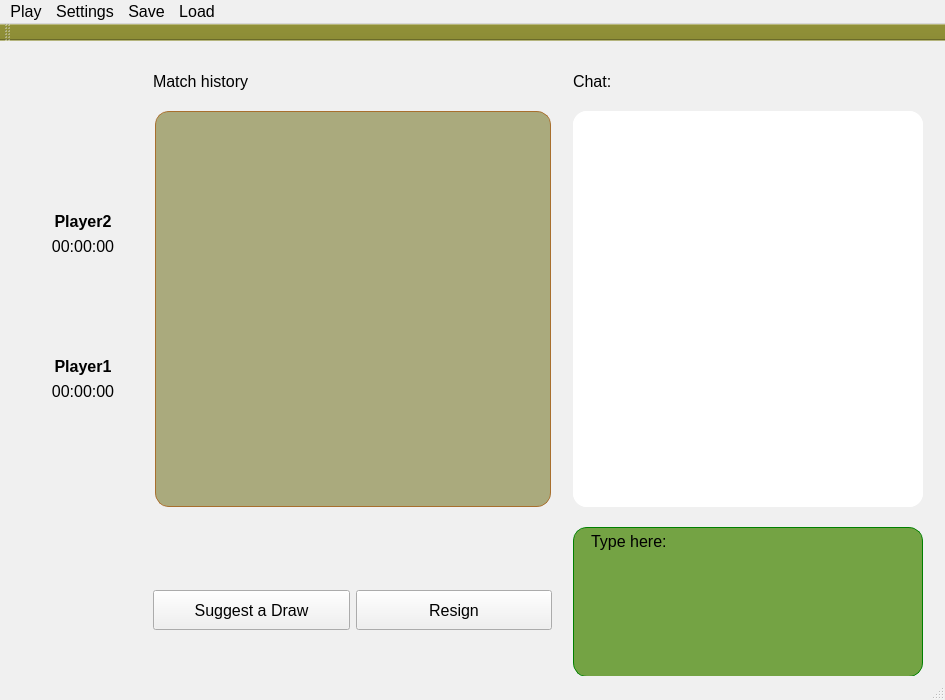
First picture: the form in windows/mainwindow.ui, repository redmms/mercury_chess, before the edit.
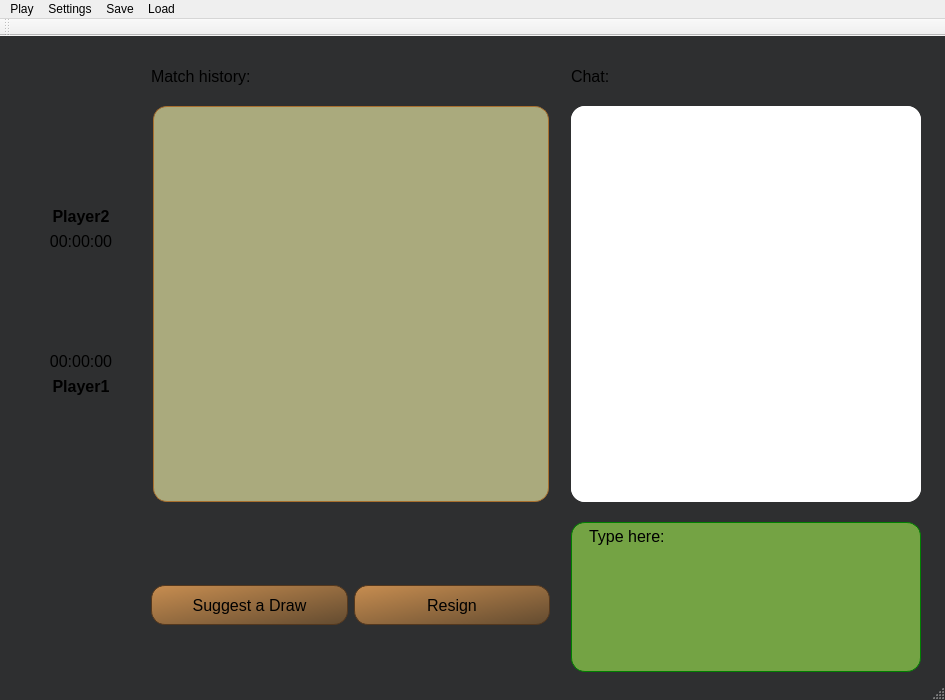
Second picture: the form after the edit. Icons and pictures are not drawn.

Commit message: Add QPushButton qss

What changed in the file:
```diff
--- a/windows/mainwindow.ui
+++ b/windows/mainwindow.ui
@@ -108,27 +108,27 @@
      <colorrole role="WindowText">
       <brush brushstyle="SolidPattern">
        <color alpha="255">
-        <red>0</red>
-        <green>0</green>
-        <blue>0</blue>
+        <red>208</red>
+        <green>208</green>
+        <blue>208</blue>
        </color>
       </brush>
      </colorrole>
      <colorrole role="Button">
       <brush brushstyle="SolidPattern">
        <color alpha="255">
-        <red>240</red>
-        <green>240</green>
-        <blue>240</blue>
+        <red>64</red>
+        <green>65</green>
+        <blue>66</blue>
        </color>
       </brush>
      </colorrole>
      <colorrole role="Text">
       <brush brushstyle="SolidPattern">
        <color alpha="255">
-        <red>0</red>
-        <green>0</green>
-        <blue>0</blue>
+        <red>208</red>
+        <green>208</green>
+        <blue>208</blue>
        </color>
       </brush>
      </colorrole>
@@ -136,44 +136,44 @@
       <brush brushstyle="SolidPattern">
        <color alpha="255">
         <red>255</red>
-        <green>255</green>
-        <blue>255</blue>
+        <green>51</green>
+        <blue>51</blue>
        </color>
       </brush>
      </colorrole>
      <colorrole role="ButtonText">
       <brush brushstyle="SolidPattern">
        <color alpha="255">
-        <red>0</red>
-        <green>0</green>
-        <blue>0</blue>
+        <red>208</red>
+        <green>208</green>
+        <blue>208</blue>
        </color>
       </brush>
      </colorrole>
      <colorrole role="Base">
       <brush brushstyle="SolidPattern">
        <color alpha="255">
-        <red>255</red>
-        <green>255</green>
-        <blue>255</blue>
+        <red>46</red>
+        <green>47</green>
+        <blue>48</blue>
        </color>
       </brush>
      </colorrole>
      <colorrole role="Window">
       <brush brushstyle="SolidPattern">
        <color alpha="255">
-        <red>240</red>
-        <green>240</green>
-        <blue>240</blue>
+        <red>46</red>
+        <green>47</green>
+        <blue>48</blue>
        </color>
       </brush>
      </colorrole>
      <colorrole role="ToolTipText">
       <brush brushstyle="SolidPattern">
        <color alpha="255">
-        <red>0</red>
-        <green>0</green>
-        <blue>0</blue>
+        <red>208</red>
+        <green>208</green>
+        <blue>208</blue>
        </color>
       </brush>
      </colorrole>
@@ -245,9 +245,9 @@
      <colorrole role="ToolTipText">
       <brush brushstyle="SolidPattern">
        <color alpha="255">
-        <red>0</red>
-        <green>0</green>
-        <blue>0</blue>
+        <red>208</red>
+        <green>208</green>
+        <blue>208</blue>
        </color>
       </brush>
      </colorrole>
@@ -269,10 +269,18 @@
    <enum>Qt::LeftToRight</enum>
   </property>
   <property name="autoFillBackground">
-   <bool>true</bool>
+   <bool>false</bool>
   </property>
   <property name="styleSheet">
-   <string notr="true"/>
+   <string notr="true">QPushButton{
+background-color: qlineargradient(x1: 0,y1: 0, x2: 1, y2: 1, stop: 0 #C78D50, stop: 1 #634b30 );
+border: 1 solid #54381E;
+border-radius: 14px;
+text-shadow: 1px 1px 0px #2f6627;
+
+}:pressed{
+background-color: qlineargradient(x1: 0, y1: 0, x2: 1, y2: 1, stop: 0 #634b30, stop: 1 #C78D50 );
+}</string>
   </property>
   <widget class="QWidget" name="centralWidget">
    <property name="sizePolicy">
@@ -294,6 +302,9 @@
      <property name="sizeConstraint">
       <enum>QLayout::SetMinimumSize</enum>
      </property>
+     <property name="rightMargin">
+      <number>20</number>
+     </property>
      <property name="spacing">
       <number>20</number>
      </property>
@@ -328,7 +339,7 @@
 </string>
        </property>
        <property name="text">
-        <string>Match history</string>
+        <string>Match history:</string>
        </property>
       </widget>
      </item>
@@ -370,34 +381,187 @@
           <palette>
            <active>
             <colorrole role="Button">
-             <brush brushstyle="SolidPattern">
-              <color alpha="255">
-               <red>227</red>
-               <green>227</green>
-               <blue>227</blue>
-              </color>
+             <brush brushstyle="LinearGradientPattern">
+              <gradient startx="0.000000000000000" starty="0.000000000000000" endx="1.000000000000000" endy="1.000000000000000" type="LinearGradient" spread="PadSpread" coordinatemode="ObjectBoundingMode">
+               <gradientstop position="0.000000000000000">
+                <color alpha="255">
+                 <red>199</red>
+                 <green>141</green>
+                 <blue>80</blue>
+                </color>
+               </gradientstop>
+               <gradientstop position="1.000000000000000">
+                <color alpha="255">
+                 <red>99</red>
+                 <green>75</green>
+                 <blue>48</blue>
+                </color>
+               </gradientstop>
+              </gradient>
+             </brush>
+            </colorrole>
+            <colorrole role="Base">
+             <brush brushstyle="LinearGradientPattern">
+              <gradient startx="0.000000000000000" starty="0.000000000000000" endx="1.000000000000000" endy="1.000000000000000" type="LinearGradient" spread="PadSpread" coordinatemode="ObjectBoundingMode">
+               <gradientstop position="0.000000000000000">
+                <color alpha="255">
+                 <red>199</red>
+                 <green>141</green>
+                 <blue>80</blue>
+                </color>
+               </gradientstop>
+               <gradientstop position="1.000000000000000">
+                <color alpha="255">
+                 <red>99</red>
+                 <green>75</green>
+                 <blue>48</blue>
+                </color>
+               </gradientstop>
+              </gradient>
+             </brush>
+            </colorrole>
+            <colorrole role="Window">
+             <brush brushstyle="LinearGradientPattern">
+              <gradient startx="0.000000000000000" starty="0.000000000000000" endx="1.000000000000000" endy="1.000000000000000" type="LinearGradient" spread="PadSpread" coordinatemode="ObjectBoundingMode">
+               <gradientstop position="0.000000000000000">
+                <color alpha="255">
+                 <red>199</red>
+                 <green>141</green>
+                 <blue>80</blue>
+                </color>
+               </gradientstop>
+               <gradientstop position="1.000000000000000">
+                <color alpha="255">
+                 <red>99</red>
+                 <green>75</green>
+                 <blue>48</blue>
+                </color>
+               </gradientstop>
+              </gradient>
              </brush>
             </colorrole>
            </active>
            <inactive>
             <colorrole role="Button">
-             <brush brushstyle="SolidPattern">
-              <color alpha="255">
-               <red>240</red>
-               <green>240</green>
-               <blue>240</blue>
-              </color>
+             <brush brushstyle="LinearGradientPattern">
+              <gradient startx="0.000000000000000" starty="0.000000000000000" endx="1.000000000000000" endy="1.000000000000000" type="LinearGradient" spread="PadSpread" coordinatemode="ObjectBoundingMode">
+               <gradientstop position="0.000000000000000">
+                <color alpha="255">
+                 <red>199</red>
+                 <green>141</green>
+                 <blue>80</blue>
+                </color>
+               </gradientstop>
+               <gradientstop position="1.000000000000000">
+                <color alpha="255">
+                 <red>99</red>
+                 <green>75</green>
+                 <blue>48</blue>
+                </color>
+               </gradientstop>
+              </gradient>
+             </brush>
+            </colorrole>
+            <colorrole role="Base">
+             <brush brushstyle="LinearGradientPattern">
+              <gradient startx="0.000000000000000" starty="0.000000000000000" endx="1.000000000000000" endy="1.000000000000000" type="LinearGradient" spread="PadSpread" coordinatemode="ObjectBoundingMode">
+               <gradientstop position="0.000000000000000">
+                <color alpha="255">
+                 <red>199</red>
+                 <green>141</green>
+                 <blue>80</blue>
+                </color>
+               </gradientstop>
+               <gradientstop position="1.000000000000000">
+                <color alpha="255">
+                 <red>99</red>
+                 <green>75</green>
+                 <blue>48</blue>
+                </color>
+               </gradientstop>
+              </gradient>
+             </brush>
+            </colorrole>
+            <colorrole role="Window">
+             <brush brushstyle="LinearGradientPattern">
+              <gradient startx="0.000000000000000" starty="0.000000000000000" endx="1.000000000000000" endy="1.000000000000000" type="LinearGradient" spread="PadSpread" coordinatemode="ObjectBoundingMode">
+               <gradientstop position="0.000000000000000">
+                <color alpha="255">
+                 <red>199</red>
+                 <green>141</green>
+                 <blue>80</blue>
+                </color>
+               </gradientstop>
+               <gradientstop position="1.000000000000000">
+                <color alpha="255">
+                 <red>99</red>
+                 <green>75</green>
+                 <blue>48</blue>
+                </color>
+               </gradientstop>
+              </gradient>
              </brush>
             </colorrole>
            </inactive>
            <disabled>
             <colorrole role="Button">
-             <brush brushstyle="SolidPattern">
-              <color alpha="255">
-               <red>227</red>
-               <green>227</green>
-               <blue>227</blue>
-              </color>
+             <brush brushstyle="LinearGradientPattern">
+              <gradient startx="0.000000000000000" starty="0.000000000000000" endx="1.000000000000000" endy="1.000000000000000" type="LinearGradient" spread="PadSpread" coordinatemode="ObjectBoundingMode">
+               <gradientstop position="0.000000000000000">
+                <color alpha="255">
+                 <red>199</red>
+                 <green>141</green>
+                 <blue>80</blue>
+                </color>
+               </gradientstop>
+               <gradientstop position="1.000000000000000">
+                <color alpha="255">
+                 <red>99</red>
+                 <green>75</green>
+                 <blue>48</blue>
+                </color>
+               </gradientstop>
+              </gradient>
+             </brush>
+            </colorrole>
+            <colorrole role="Base">
+             <brush brushstyle="LinearGradientPattern">
+              <gradient startx="0.000000000000000" starty="0.000000000000000" endx="1.000000000000000" endy="1.000000000000000" type="LinearGradient" spread="PadSpread" coordinatemode="ObjectBoundingMode">
+               <gradientstop position="0.000000000000000">
+                <color alpha="255">
+                 <red>199</red>
+                 <green>141</green>
+                 <blue>80</blue>
+                </color>
+               </gradientstop>
+               <gradientstop position="1.000000000000000">
+                <color alpha="255">
+                 <red>99</red>
+                 <green>75</green>
+                 <blue>48</blue>
+                </color>
+               </gradientstop>
+              </gradient>
+             </brush>
+            </colorrole>
+            <colorrole role="Window">
+             <brush brushstyle="LinearGradientPattern">
+              <gradient startx="0.000000000000000" starty="0.000000000000000" endx="1.000000000000000" endy="1.000000000000000" type="LinearGradient" spread="PadSpread" coordinatemode="ObjectBoundingMode">
+               <gradientstop position="0.000000000000000">
+                <color alpha="255">
+                 <red>199</red>
+                 <green>141</green>
+                 <blue>80</blue>
+                </color>
+               </gradientstop>
+               <gradientstop position="1.000000000000000">
+                <color alpha="255">
+                 <red>99</red>
+                 <green>75</green>
+                 <blue>48</blue>
+                </color>
+               </gradientstop>
+              </gradient>
              </brush>
             </colorrole>
            </disabled>
@@ -777,6 +941,9 @@
      </item>
      <item row="1" column="0">
       <layout class="QVBoxLayout" name="players_layout">
+       <property name="spacing">
+        <number>6</number>
+       </property>
        <property name="leftMargin">
         <number>0</number>
        </property>
@@ -845,6 +1012,7 @@
          </property>
          <property name="font">
           <font>
+           <pointsize>12</pointsize>
            <bold>true</bold>
            <strikeout>false</strikeout>
            <kerning>true</kerning>
@@ -872,6 +1040,11 @@
            <height>0</height>
           </size>
          </property>
+         <property name="font">
+          <font>
+           <pointsize>12</pointsize>
+          </font>
+         </property>
          <property name="text">
           <string>00:00:00</string>
          </property>
@@ -893,6 +1066,33 @@
          </property>
         </spacer>
        </item>
+       <item alignment="Qt::AlignRight">
+        <widget class="QLabel" name="user_timer">
+         <property name="sizePolicy">
+          <sizepolicy hsizetype="Preferred" vsizetype="Fixed">
+           <horstretch>0</horstretch>
+           <verstretch>0</verstretch>
+          </sizepolicy>
+         </property>
+         <property name="minimumSize">
+          <size>
+           <width>100</width>
+           <height>0</height>
+          </size>
+         </property>
+         <property name="font">
+          <font>
+           <pointsize>12</pointsize>
+          </font>
+         </property>
+         <property name="text">
+          <string>00:00:00</string>
+         </property>
+         <property name="alignment">
+          <set>Qt::AlignCenter</set>
+         </property>
+        </widget>
+       </item>
        <item alignment="Qt::AlignRight">
         <widget class="QLabel" name="user_name">
          <property name="sizePolicy">
@@ -909,6 +1109,7 @@
          </property>
          <property name="font">
           <font>
+           <pointsize>12</pointsize>
            <bold>true</bold>
            <strikeout>false</strikeout>
            <kerning>true</kerning>
@@ -922,28 +1123,6 @@
          </property>
         </widget>
        </item>
-       <item alignment="Qt::AlignRight">
-        <widget class="QLabel" name="user_timer">
-         <property name="sizePolicy">
-          <sizepolicy hsizetype="Preferred" vsizetype="Fixed">
-           <horstretch>0</horstretch>
-           <verstretch>0</verstretch>
-          </sizepolicy>
-         </property>
-         <property name="minimumSize">
-          <size>
-           <width>100</width>
-           <height>0</height>
-          </size>
-         </property>
-         <property name="text">
-          <string>00:00:00</string>
-         </property>
-         <property name="alignment">
-          <set>Qt::AlignCenter</set>
-         </property>
-        </widget>
-       </item>
        <item alignment="Qt::AlignRight">
         <widget class="QLabel" name="user_avatar">
          <property name="sizePolicy">
```
The commit also changes 3 other files.
